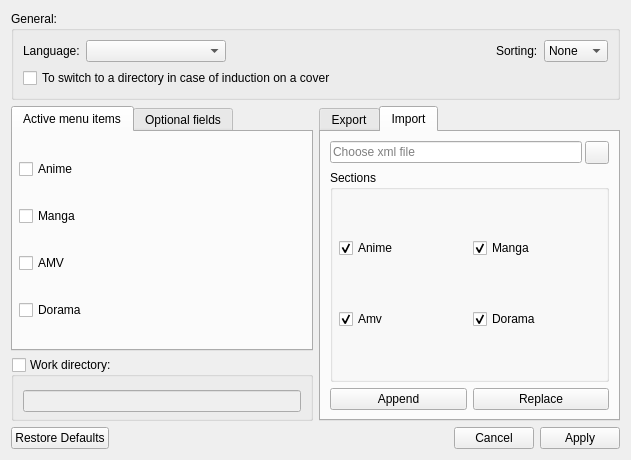
Qt form formsettings.ui (LibertaSoft/DatabaseAnime) before a commit.
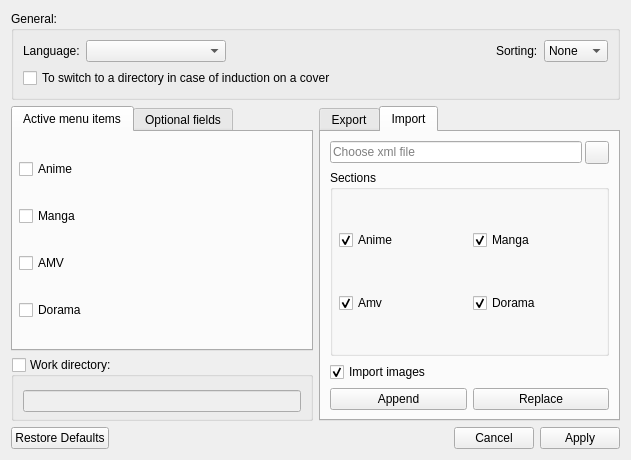
The same form after that commit. Icons and pictures are not drawn.

Patch:
```diff
--- a/formsettings.ui
+++ b/formsettings.ui
@@ -665,6 +665,16 @@
            </layout>
           </widget>
          </item>
+         <item>
+          <widget class="QCheckBox" name="CBox_ImportImages">
+           <property name="text">
+            <string>Import images</string>
+           </property>
+           <property name="checked">
+            <bool>true</bool>
+           </property>
+          </widget>
+         </item>
          <item>
           <layout class="QHBoxLayout" name="HLay_AddReplace">
            <property name="spacing">
```
Left out of the diff: 10 changed lines with no effect on the pictures.
